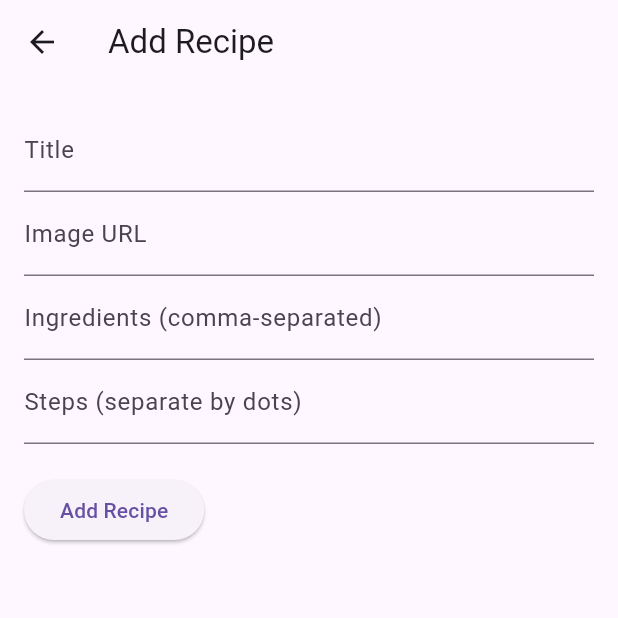
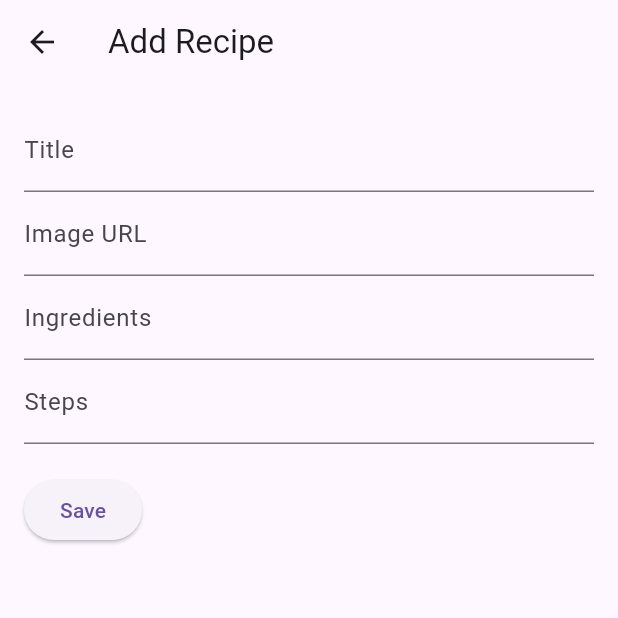
Before and after one commit to Jsphinlvina/Flavoreka, a Flutter app: the AddRecipeScreen screen opened directly, on a phone screen of 412 x 824 dp, the top half of it. Run offline on Flutter 3.47's test engine with Material 3 defaults, Android fonts, the phone set to English and light mode, and no system bars; our stand-ins replace cloud_firestore, firebase_auth, firebase_core; accounts and stored records are empty; network calls fail.

Commit message:
edit dan delete recipe berhasil

```diff
--- a/lib/models/recipe_model.dart
+++ b/lib/models/recipe_model.dart
@@ -28,7 +28,8 @@ class Recipe {
       ingredients: List<String>.from(data['ingredients'] ?? []),
       steps: List<String>.from(data['steps'] ?? []),
       userId: data['userId'] ?? '',
-      createdAt: DateTime.parse(data['createdAt'] ?? DateTime.now().toIso8601String()),
+      createdAt:
+          DateTime.parse(data['createdAt'] ?? DateTime.now().toIso8601String()),
       favoritesCount: data['favoritesCount'] ?? 0,
     );
   }
@@ -45,4 +46,27 @@ class Recipe {
       'favoritesCount': favoritesCount,
     };
   }
+
+  // Method copyWith untuk memperbarui properti
+  Recipe copyWith({
+    String? id,
+    String? title,
+    String? imageUrl,
+    List<String>? ingredients,
+    List<String>? steps,
+    String? userId,
+    DateTime? createdAt,
+    int? favoritesCount,
+  }) {
+    return Recipe(
+      id: id ?? this.id,
+      title: title ?? this.title,
+      imageUrl: imageUrl ?? this.imageUrl,
+      ingredients: ingredients ?? this.ingredients,
+      steps: steps ?? this.steps,
+      userId: userId ?? this.userId,
+      createdAt: createdAt ?? this.createdAt,
+      favoritesCount: favoritesCount ?? this.favoritesCount,
+    );
+  }
 }
--- a/lib/providers/recipe_provider.dart
+++ b/lib/providers/recipe_provider.dart
@@ -24,6 +24,12 @@ class RecipeProvider extends ChangeNotifier {
     await fetchRecipes();
   }
 
+  // Update resep
+  Future<void> updateRecipe(Recipe updatedRecipe) async {
+    await _controller.updateRecipe(updatedRecipe.id, updatedRecipe.toMap());
+    await fetchRecipes(); // Refresh daftar resep
+  }
+
   // Hapus resep
   Future<void> deleteRecipe(String id) async {
     await _controller.deleteRecipe(id);
--- a/lib/screens/add_recipe_screen.dart
+++ b/lib/screens/add_recipe_screen.dart
@@ -1,11 +1,10 @@
 import 'package:flutter/material.dart';
-import 'package:provider/provider.dart';
-import '../utils/auth_service.dart';
-import '../providers/recipe_provider.dart';
 import '../models/recipe_model.dart';
 
 class AddRecipeScreen extends StatefulWidget {
-  const AddRecipeScreen({super.key});
+  final Recipe? recipe; // Parameter opsional untuk mode edit
+
+  const AddRecipeScreen({super.key, this.recipe});
 
   @override
   _AddRecipeScreenState createState() => _AddRecipeScreenState();
@@ -18,44 +17,30 @@ class _AddRecipeScreenState extends State<AddRecipeScreen> {
   final TextEditingController _ingredientsController = TextEditingController();
   final TextEditingController _stepsController = TextEditingController();
 
+  @override
+  void initState() {
+    super.initState();
+    // Jika ada `recipe`, isi controller dengan nilai-nilai yang ada
+    if (widget.recipe != null) {
+      _titleController.text = widget.recipe!.title;
+      _imageUrlController.text = widget.recipe!.imageUrl;
+      _ingredientsController.text = widget.recipe!.ingredients.join('. ');
+      _stepsController.text = widget.recipe!.steps.join('; ');
+    }
+  }
+
   Future<void> _submitRecipe() async {
     if (_formKey.currentState!.validate()) {
-      final authService = Provider.of<AuthService>(context, listen: false);
-      final recipeProvider = Provider.of<RecipeProvider>(context, listen: false);
-
-      // Membuat objek resep baru
-      final newRecipe = Recipe(
-        id: "",
-        title: _titleController.text.trim(),
-        imageUrl: _imageUrlController.text.trim(),
-        ingredients: _ingredientsController.text
-            .trim()
-            .split(',')
-            .map((e) => e.trim())
-            .toList(),
-        steps: _stepsController.text
-            .trim()
-            .split('.')
-            .map((e) => e.trim())
-            .where((step) => step.isNotEmpty)
-            .toList(),
-        favoritesCount: 0,
-        createdAt: DateTime.now(),
-        userId: authService.currentUser!.uid,
-      );
-
-      // Menambahkan resep baru ke Firestore
-      await recipeProvider.addRecipe(newRecipe);
-
-      // Navigasi kembali ke MyRecipesScreen
-      Navigator.pop(context);
+      // Logika untuk menambah atau mengupdate resep
     }
   }
 
   @override
   Widget build(BuildContext context) {
     return Scaffold(
-      appBar: AppBar(title: const Text("Add Recipe")),
+      appBar: AppBar(
+        title: Text(widget.recipe == null ? "Add Recipe" : "Edit Recipe"),
+      ),
       body: Padding(
         padding: const EdgeInsets.all(16.0),
         child: Form(
@@ -79,23 +64,16 @@ class _AddRecipeScreenState extends State<AddRecipeScreen> {
                 ),
                 TextFormField(
                   controller: _ingredientsController,
-                  decoration: const InputDecoration(
-                      labelText: "Ingredients (comma-separated)"),
-                  validator: (value) => value == null || value.isEmpty
-                      ? "Please enter ingredients"
-                      : null,
+                  decoration: const InputDecoration(labelText: "Ingredients"),
                 ),
                 TextFormField(
                   controller: _stepsController,
-                  decoration: const InputDecoration(
-                      labelText: "Steps (separate by dots)"),
-                  validator: (value) =>
-                      value == null || value.isEmpty ? "Please enter steps" : null,
+                  decoration: const InputDecoration(labelText: "Steps"),
                 ),
                 const SizedBox(height: 20),
                 ElevatedButton(
                   onPressed: _submitRecipe,
-                  child: const Text("Add Recipe"),
+                  child: const Text("Save"),
                 ),
               ],
             ),
--- a/pubspec.yaml
+++ b/pubspec.yaml
@@ -12,6 +12,7 @@ dependencies:
   firebase_core: ^3.8.0
   flutter:
     sdk: flutter
+  intl: ^0.20.1
   provider: ^6.1.2
 
 dev_dependencies:
```
Also changed, not shown: lib/controllers/recipe_controller.dart (+7 -1 lines), lib/screens/account_screen.dart (+20 -0 lines), lib/screens/my_recipes_screen.dart (+10 -0 lines), lib/screens/recipe_detail_screen.dart (+67 -1 lines), pubspec.lock.
